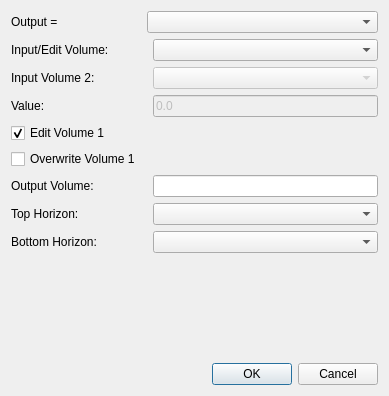
Old version of the form ProzessUI/volumemathdialog.ui in the repository fsoos74/su.
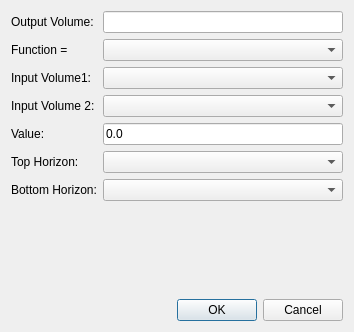
New version of the form.

Commit message: fixed volume math process, fixed create new volume process

```diff
--- a/ProzessUI/volumemathdialog.ui
+++ b/ProzessUI/volumemathdialog.ui
@@ -6,8 +6,8 @@
    <rect>
     <x>0</x>
     <y>0</y>
-    <width>389</width>
-    <height>396</height>
+    <width>354</width>
+    <height>332</height>
    </rect>
   </property>
   <property name="windowTitle">
@@ -16,6 +16,29 @@
   <layout class="QVBoxLayout" name="verticalLayout">
    <item>
     <layout class="QGridLayout" name="gridLayout">
+     <item row="5" column="2">
+      <widget class="QLineEdit" name="leValue">
+       <property name="enabled">
+        <bool>true</bool>
+       </property>
+       <property name="text">
+        <string>0.0</string>
+       </property>
+      </widget>
+     </item>
+     <item row="8" column="2">
+      <widget class="QComboBox" name="cbTopHorizon"/>
+     </item>
+     <item row="9" column="2">
+      <widget class="QComboBox" name="cbBottomHorizon"/>
+     </item>
+     <item row="9" column="0">
+      <widget class="QLabel" name="label_7">
+       <property name="text">
+        <string>Bottom Horizon:</string>
+       </property>
+      </widget>
+     </item>
      <item row="8" column="0">
       <widget class="QLabel" name="label_4">
        <property name="text">
@@ -23,31 +46,21 @@
        </property>
       </widget>
      </item>
-     <item row="0" column="0">
-      <widget class="QLabel" name="label_3">
-       <property name="text">
-        <string>Output =</string>
+     <item row="4" column="2">
+      <widget class="QComboBox" name="cbInput2">
+       <property name="enabled">
+        <bool>true</bool>
        </property>
       </widget>
      </item>
-     <item row="0" column="1" colspan="2">
-      <widget class="QComboBox" name="cbFunction"/>
-     </item>
-     <item row="2" column="0">
-      <widget class="QLabel" name="label_5">
-       <property name="text">
-        <string>Input/Edit Volume:</string>
-       </property>
-      </widget>
-     </item>
-     <item row="3" column="0">
+     <item row="4" column="0">
       <widget class="QLabel" name="label_6">
        <property name="text">
         <string>Input Volume 2:</string>
        </property>
       </widget>
      </item>
-     <item row="2" column="2">
+     <item row="3" column="2">
       <widget class="QComboBox" name="cbInput1">
        <property name="minimumSize">
         <size>
@@ -57,69 +70,39 @@
        </property>
       </widget>
      </item>
-     <item row="4" column="0">
+     <item row="3" column="0">
+      <widget class="QLabel" name="label_5">
+       <property name="text">
+        <string>Input Volume1:</string>
+       </property>
+      </widget>
+     </item>
+     <item row="5" column="0">
       <widget class="QLabel" name="label">
        <property name="text">
         <string>Value:</string>
        </property>
       </widget>
      </item>
-     <item row="4" column="2">
-      <widget class="QLineEdit" name="leValue">
-       <property name="enabled">
-        <bool>false</bool>
-       </property>
+     <item row="1" column="0">
+      <widget class="QLabel" name="label_3">
        <property name="text">
-        <string>0.0</string>
+        <string>Function =</string>
        </property>
       </widget>
      </item>
-     <item row="3" column="2">
-      <widget class="QComboBox" name="cbInput2">
-       <property name="enabled">
-        <bool>false</bool>
-       </property>
-      </widget>
-     </item>
-     <item row="7" column="0">
+     <item row="0" column="0">
       <widget class="QLabel" name="label_2">
        <property name="text">
         <string>Output Volume:</string>
        </property>
       </widget>
      </item>
-     <item row="6" column="0">
-      <widget class="QCheckBox" name="cbReplaceVolume1">
-       <property name="text">
-        <string>Overwrite Volume 1</string>
-       </property>
-      </widget>
-     </item>
-     <item row="9" column="0">
-      <widget class="QLabel" name="label_7">
-       <property name="text">
-        <string>Bottom Horizon:</string>
-       </property>
-      </widget>
-     </item>
-     <item row="7" column="2">
+     <item row="0" column="2">
       <widget class="QLineEdit" name="leOutput"/>
      </item>
-     <item row="8" column="2">
-      <widget class="QComboBox" name="cbTopHorizon"/>
-     </item>
-     <item row="9" column="2">
-      <widget class="QComboBox" name="cbBottomHorizon"/>
-     </item>
-     <item row="5" column="0">
-      <widget class="QCheckBox" name="cbEditMode">
-       <property name="text">
-        <string>Edit Volume 1</string>
-       </property>
-       <property name="checked">
-        <bool>true</bool>
-       </property>
-      </widget>
+     <item row="1" column="2">
+      <widget class="QComboBox" name="cbFunction"/>
      </item>
     </layout>
    </item>
```
Left out of the diff: 16 changed lines with no effect on the pictures. The commit also changes 12 other files.
